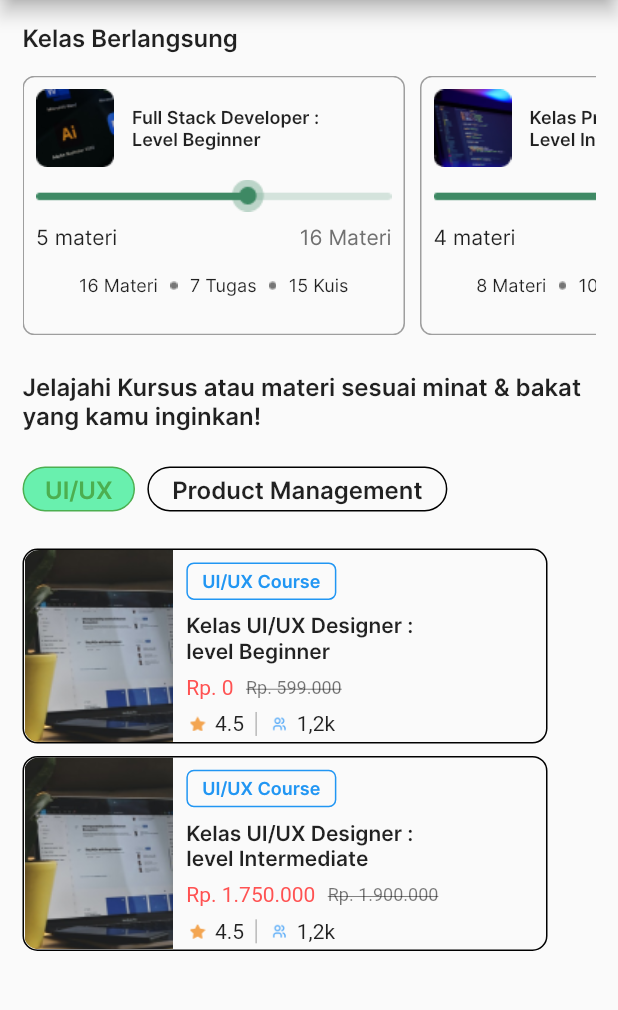
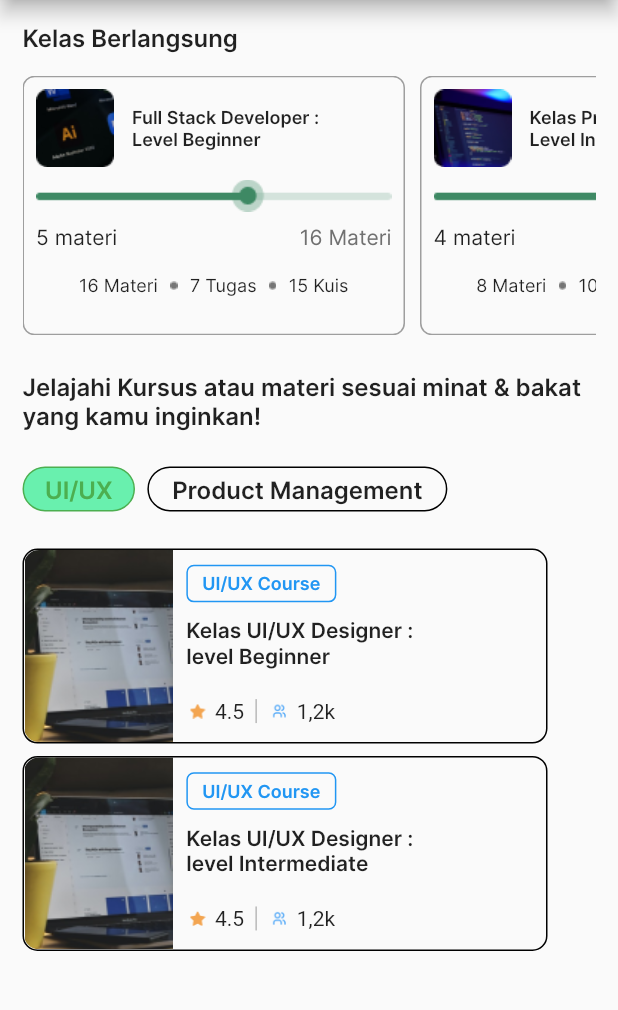
Before and after one commit to IGustiFajar/3G-PAPB, a Flutter app: the kelasPage screen opened by its route, on a phone screen of 412 x 824 dp, the part 84-1094 px from its top. Run offline on Flutter 3.47's test engine with Material 2 defaults, Android fonts, the phone set to English and light mode, and no system bars; drawn by our look-alikes of anim_search_bar; our stand-ins replace convex_bottom_bar, cool_alert, curved_navigation_bar, firebase_auth, firebase_core, firebase_crashlytics and 8 more; accounts and stored records are empty.

Commit message:
Update kelasPage.dart

```diff
--- a/edutech/lib/pages/kelasPage.dart
+++ b/edutech/lib/pages/kelasPage.dart
@@ -1217,7 +1217,7 @@
                                         CrossAxisAlignment.start,
                                     children: <Widget>[
                                       SizedBox(
-                                        height: bodyHeight * 0.01,
+                                        height: bodyHeight * 0.012,
                                       ),
                                       Container(
                                         child: Text(
@@ -1238,7 +1238,7 @@
                                         ),
                                       ),
                                       SizedBox(
-                                        height: bodyHeight * 0.01,
+                                        height: bodyHeight * 0.012,
                                       ),
                                       Container(
                                         width: 175,
@@ -1250,35 +1250,7 @@
                                         ),
                                       ),
                                       SizedBox(
-                                        height: bodyHeight * 0.01,
-                                      ),
-                                      Row(
-                                        children: <Widget>[
-                                          Container(
-                                            child: Text(
-                                              'Rp. 0',
-                                              style: TextStyle(
-                                                  fontSize: 14,
-                                                  color: Colors.redAccent),
-                                            ),
-                                          ),
-                                          SizedBox(
-                                            width: bodyHeight * 0.01,
-                                          ),
-                                          Container(
-                                            child: Text(
-                                              'Rp. 599.000',
-                                              style: TextStyle(
-                                                  fontSize: 12,
-                                                  color: Colors.black54,
-                                                  decoration: TextDecoration
-                                                      .lineThrough),
-                                            ),
-                                          )
-                                        ],
-                                      ),
-                                      SizedBox(
-                                        height: bodyHeight * 0.01,
+                                        height: bodyHeight * 0.025,
                                       ),
                                       IntrinsicHeight(
                                         child: Row(
@@ -1377,7 +1349,7 @@
                                         CrossAxisAlignment.start,
                                     children: <Widget>[
                                       SizedBox(
-                                        height: bodyHeight * 0.01,
+                                        height: bodyHeight * 0.012,
                                       ),
                                       Container(
                                         child: Text(
@@ -1398,7 +1370,7 @@
                                         ),
                                       ),
                                       SizedBox(
-                                        height: bodyHeight * 0.01,
+                                        height: bodyHeight * 0.012,
                                       ),
                                       Container(
                                         width: 175,
@@ -1410,35 +1382,7 @@
                                         ),
                                       ),
                                       SizedBox(
-                                        height: bodyHeight * 0.01,
-                                      ),
-                                      Row(
-                                        children: <Widget>[
-                                          Container(
-                                            child: Text(
-                                              'Rp. 1.750.000',
-                                              style: TextStyle(
-                                                  fontSize: 14,
-                                                  color: Colors.redAccent),
-                                            ),
-                                          ),
-                                          SizedBox(
-                                            width: bodyHeight * 0.01,
-                                          ),
-                                          Container(
-                                            child: Text(
-                                              'Rp. 1.900.000',
-                                              style: TextStyle(
-                                                  fontSize: 12,
-                                                  color: Colors.black54,
-                                                  decoration: TextDecoration
-                                                      .lineThrough),
-                                            ),
-                                          )
-                                        ],
-                                      ),
-                                      SizedBox(
-                                        height: bodyHeight * 0.01,
+                                        height: bodyHeight * 0.025,
                                       ),
                                       IntrinsicHeight(
                                         child: Row(
```
